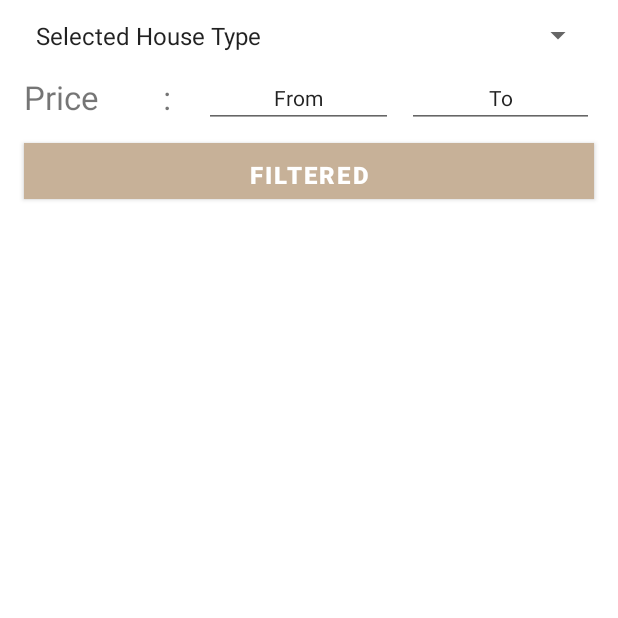
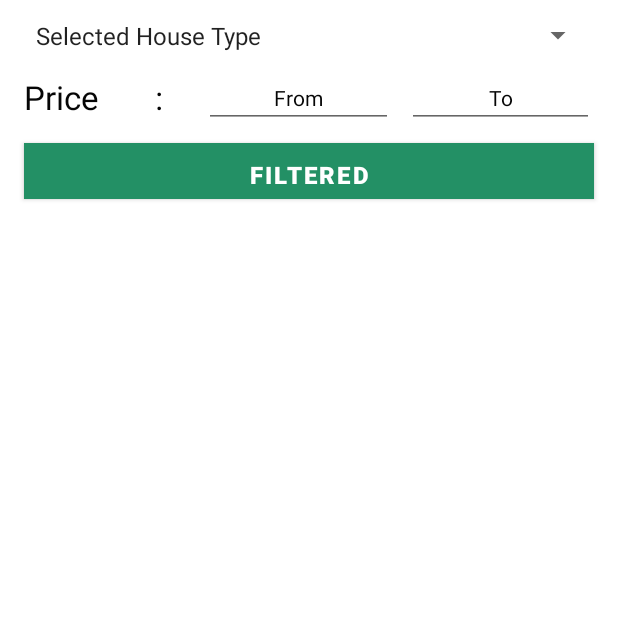
Before and after one commit to Codezilla-21/sweetHome, an Android app: the SpinnerClass screen opened directly, with no data from a screen before it, on a phone screen of 412 x 824 dp, the top half of it. Run offline under Robolectric (Android 15) with nearby library versions, the phone set to English and light mode, and no system bars; libraries missing offline, so code that uses them is left out: com.amplifyframework.api, com.amplifyframework.core; Roboto replaces fonts that are not available here; 4 statements that could not run were skipped.

Commit message:
spinner Class

```diff
--- a/app/src/main/res/layout/activity_spinner_class.xml
+++ b/app/src/main/res/layout/activity_spinner_class.xml
@@ -18,7 +18,8 @@
         android:textColor="#fff"
         android:textSize="16sp"
         android:textStyle="bold"
-        app:backgroundTint="#C7B198" />
+        app:backgroundTint="#239065" />
+
 
     <Spinner
         android:id="@+id/spinner"
@@ -49,6 +50,7 @@
         android:ems="10"
         android:gravity="center"
         android:inputType="number"
+        android:textColor="#050505"
         android:text="From" />
 
     <EditText
@@ -64,6 +66,7 @@
         android:ems="10"
         android:gravity="center"
         android:inputType="number"
+        android:textColor="#050505"
         android:text="To" />
 
     <TextView
@@ -72,7 +75,11 @@
         android:layout_height="36dp"
         android:layout_marginStart="16dp"
         android:layout_marginTop="50dp"
-        android:text="Price        :"
-        android:textSize="22dp" />
+
+        android:text="Price       :"
+        android:textSize="22dp"
+        android:textColor="#050505"
+        />
+
 
 </RelativeLayout>
```
